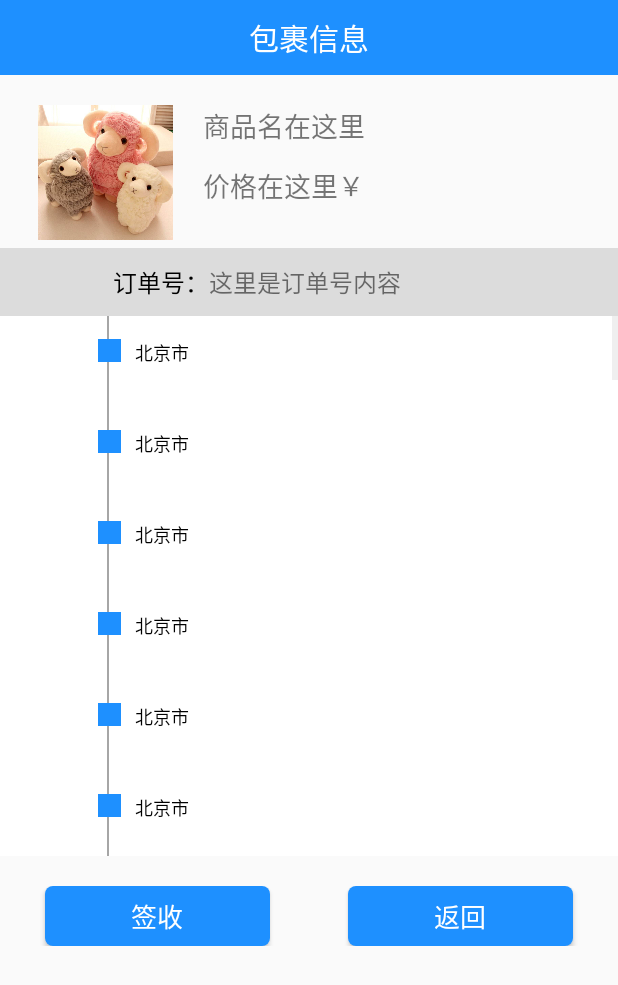
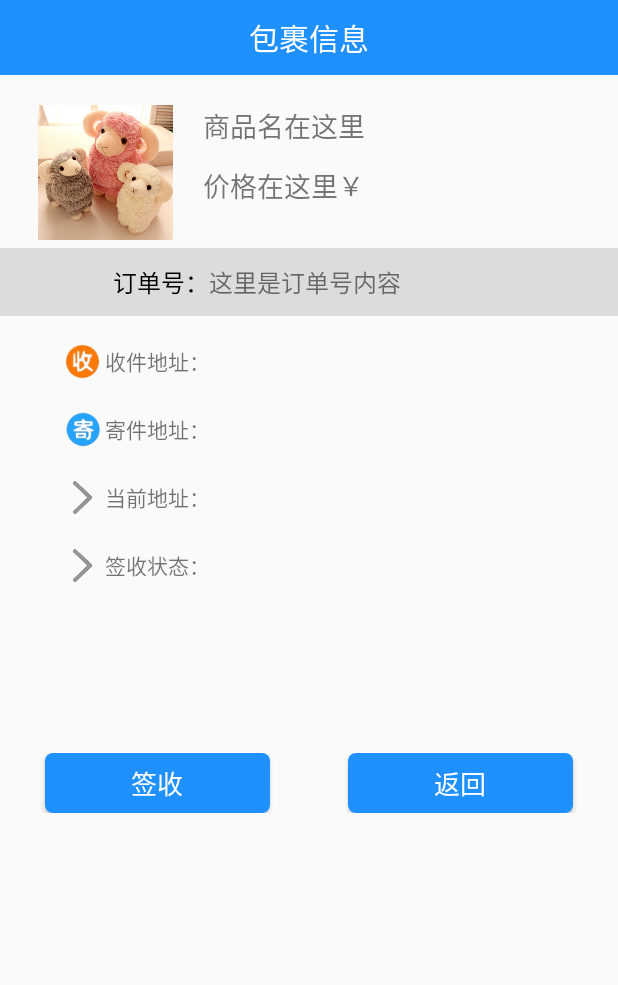
Before and after one commit to Tsukansama/Android_Group08, an Android app: the PackageInfoActivity screen opened directly, with no data from a screen before it, on a phone screen of 412 x 824 dp. Shown: the top 985 px of the screen. Run offline under Robolectric (Android 15) with nearby library versions, the phone set to English and light mode, and no system bars.

Commit message:
安源5月9日15:11提交

```diff
--- a/app/src/main/java/com/example/cainiaoguo/ui/activity/PackageInfoActivity.java
+++ b/app/src/main/java/com/example/cainiaoguo/ui/activity/PackageInfoActivity.java
@@ -21,23 +21,8 @@ public class PackageInfoActivity extends AppCompatActivity {
         super.onCreate(savedInstanceState);
         setContentView(R.layout.activity_package_info);
 
-        ListView addrListView = (ListView) findViewById(R.id.time_list_view);
 
-        List<Map<String, ?>> dataList = new ArrayList<>();
 
-        for (int i = 0; i < 50; i++) {
-            Map<String, String> map = new HashMap<>();
-
-            map.put("addr", "北京市");
-
-            dataList.add(map);//将列表的内容添加进listview中，但不一定都显示
-        }
-
-        String[] from = {"addr"};//自定义listview的item中需要显示的数据
-        int[] to = {R.id.title};
-        SimpleAdapter simpleAdapter = new SimpleAdapter(this, dataList, R.layout.item_time_line_listview, from, to);
-
-        addrListView.setAdapter(simpleAdapter);
     }
 
 }
--- a/app/src/main/res/layout/activity_package_info.xml
+++ b/app/src/main/res/layout/activity_package_info.xml
@@ -86,16 +86,98 @@
             android:textSize="16dp" />
     </RelativeLayout>
 
-    <ListView
-        android:id="@+id/time_list_view"
-        android:divider="@null"
+    <RelativeLayout
         android:layout_width="match_parent"
-        android:layout_height="360dp"/>
+        android:layout_height="wrap_content"
+        android:layout_marginTop="15dp">
+
+        <ImageView
+            android:id="@+id/shou"
+            android:layout_width="30dp"
+            android:layout_height="30dp"
+            android:layout_marginLeft="40dp"
+            android:layout_centerVertical="true"
+            android:src="@drawable/icon_shou" />
+
+        <TextView
+            android:id="@+id/pac_info_rec_addr"
+            android:layout_width="match_parent"
+            android:layout_height="wrap_content"
+            android:text="收件地址："
+            android:layout_toRightOf="@+id/shou"
+            android:layout_centerVertical="true"/>
+    </RelativeLayout>
 
     <RelativeLayout
         android:layout_width="match_parent"
         android:layout_height="wrap_content"
-        android:layout_marginTop="20dp">
+        android:layout_marginTop="15dp">
+
+        <ImageView
+            android:id="@+id/shou"
+            android:layout_width="30dp"
+            android:layout_height="30dp"
+            android:layout_marginLeft="40dp"
+            android:layout_centerVertical="true"
+            android:src="@drawable/icon_ji" />
+
+        <TextView
+            android:id="@+id/pac_info_rec_addr"
+            android:layout_width="match_parent"
+            android:layout_height="wrap_content"
+            android:text="寄件地址："
+            android:layout_toRightOf="@+id/shou"
+            android:layout_centerVertical="true"/>
+    </RelativeLayout>
+
+    <RelativeLayout
+        android:layout_width="match_parent"
+        android:layout_height="wrap_content"
+        android:layout_marginTop="15dp">
+
+        <ImageView
+            android:id="@+id/shou"
+            android:layout_width="30dp"
+            android:layout_height="30dp"
+            android:layout_marginLeft="40dp"
+            android:layout_centerVertical="true"
+            android:src="@drawable/youjiantou" />
+
+        <TextView
+            android:id="@+id/pac_info_rec_addr"
+            android:layout_width="match_parent"
+            android:layout_height="wrap_content"
+            android:text="当前地址："
+            android:layout_toRightOf="@+id/shou"
+            android:layout_centerVertical="true"/>
+    </RelativeLayout>
+
+    <RelativeLayout
+        android:layout_width="match_parent"
+        android:layout_height="wrap_content"
+        android:layout_marginTop="15dp">
+
+        <ImageView
+            android:id="@+id/shou"
+            android:layout_width="30dp"
+            android:layout_height="30dp"
+            android:layout_marginLeft="40dp"
+            android:layout_centerVertical="true"
+            android:src="@drawable/youjiantou" />
+
+        <TextView
+            android:id="@+id/pac_info_rec_addr"
+            android:layout_width="match_parent"
+            android:layout_height="wrap_content"
+            android:text="签收状态："
+            android:layout_toRightOf="@+id/shou"
+            android:layout_centerVertical="true"/>
+    </RelativeLayout>
+
+    <RelativeLayout
+        android:layout_width="match_parent"
+        android:layout_height="wrap_content"
+        android:layout_marginTop="110dp">
 
         <Button
             android:id="@+id/btn_receive_confirm"
--- a/app/src/main/res/layout/activity_search_fail.xml
+++ b/app/src/main/res/layout/activity_search_fail.xml
@@ -15,6 +15,8 @@
             android:layout_width="30dp"
             android:layout_height="30dp"
             android:stateListAnimator="@null"
+            android:layout_marginTop="15dp"
+            android:layout_marginLeft="15dp"
             android:background="@mipmap/back" />
 
 
```
